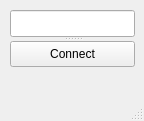
This is kjkserial.ui in kjk0122/kjkQtSerial as Qt 5 draws it before an edit. The edited form follows.
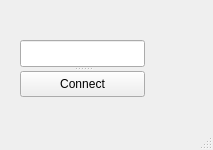
This is the edited form.

```diff
--- a/kjkserial.ui
+++ b/kjkserial.ui
@@ -6,8 +6,8 @@
    <rect>
     <x>0</x>
     <y>0</y>
-    <width>144</width>
-    <height>121</height>
+    <width>213</width>
+    <height>150</height>
    </rect>
   </property>
   <property name="windowTitle">
@@ -20,8 +20,8 @@
    <widget class="QSplitter" name="splitter">
     <property name="geometry">
      <rect>
-      <x>10</x>
-      <y>10</y>
+      <x>20</x>
+      <y>40</y>
       <width>125</width>
       <height>57</height>
      </rect>
```
Left out of the diff: 2 changed lines with no effect on the pictures.
